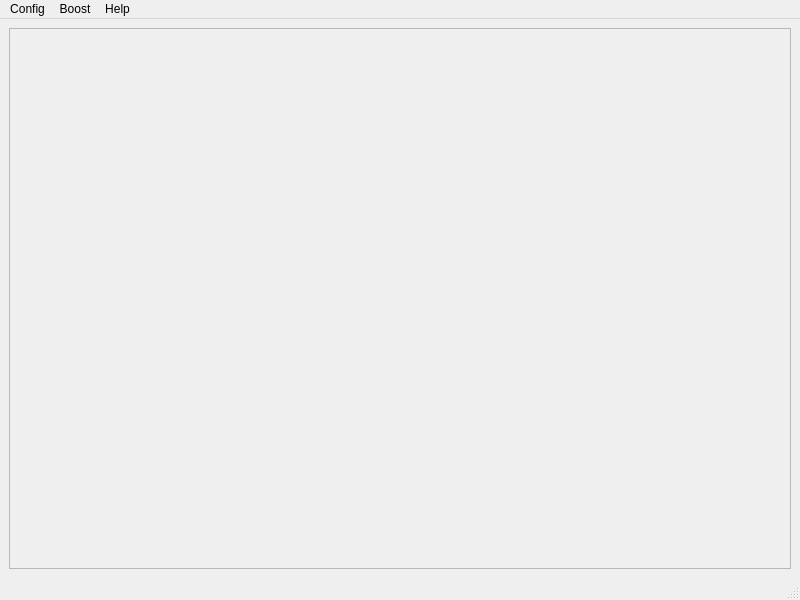
The window that src/mobile/AndroidMainWindow.ui (digifant/multidisplay-app) describes before a commit, drawn with Qt 5.
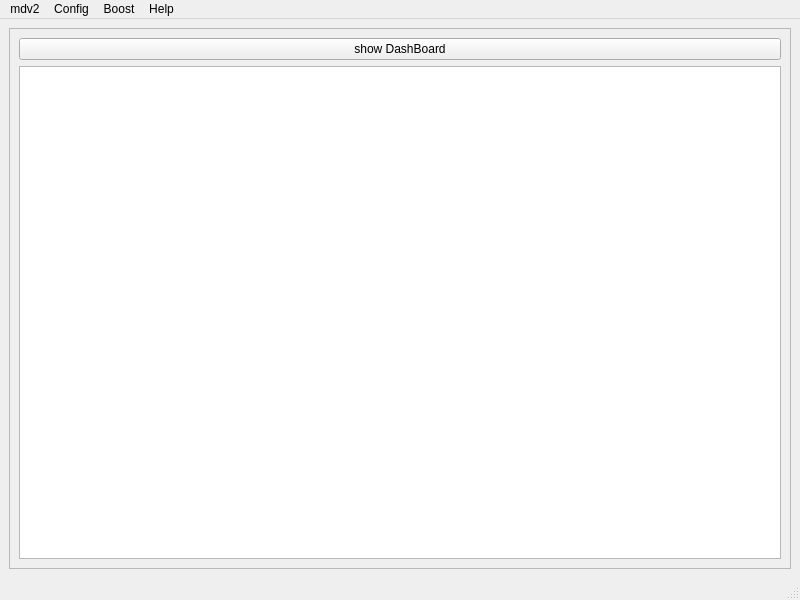
The same window after the commit.

Commit message: first version of usable android app :-)

The edit to the form file:
```diff
--- a/src/mobile/AndroidMainWindow.ui
+++ b/src/mobile/AndroidMainWindow.ui
@@ -23,6 +23,28 @@
       <property name="frameShadow">
        <enum>QFrame::Raised</enum>
       </property>
+      <layout class="QVBoxLayout" name="verticalLayout_2">
+       <item>
+        <widget class="QPushButton" name="dashboardPushButton">
+         <property name="sizePolicy">
+          <sizepolicy hsizetype="MinimumExpanding" vsizetype="Fixed">
+           <horstretch>0</horstretch>
+           <verstretch>0</verstretch>
+          </sizepolicy>
+         </property>
+         <property name="text">
+          <string>show DashBoard</string>
+         </property>
+        </widget>
+       </item>
+       <item>
+        <widget class="QTextEdit" name="textEdit">
+         <property name="readOnly">
+          <bool>false</bool>
+         </property>
+        </widget>
+       </item>
+      </layout>
      </widget>
     </item>
    </layout>
@@ -56,6 +78,14 @@
     </property>
     <addaction name="actionAbout"/>
    </widget>
+   <widget class="QMenu" name="menuData">
+    <property name="title">
+     <string>mdv2</string>
+    </property>
+    <addaction name="actionBluetoothToggleState"/>
+    <addaction name="actionSave"/>
+   </widget>
+   <addaction name="menuData"/>
    <addaction name="menuConfig"/>
    <addaction name="menuTop2"/>
    <addaction name="menuAbout"/>
```
Left out of the diff: 16 changed lines with no effect on the pictures. The commit also changes 19 other files.
